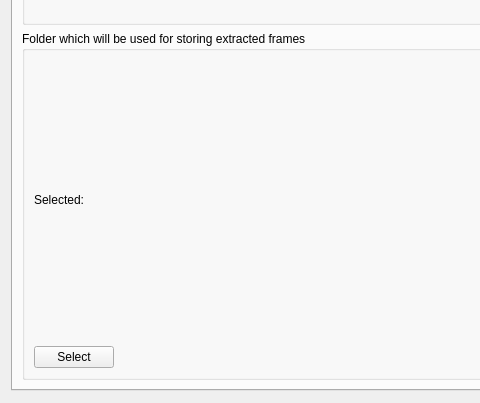
Old version of the form gui/templates/make_deepfake_page.ui in the repository kuzzmak/deepfake; both pictures show x 0 to 480 and y 370 to 773 of the 864 by 773 pixel window.
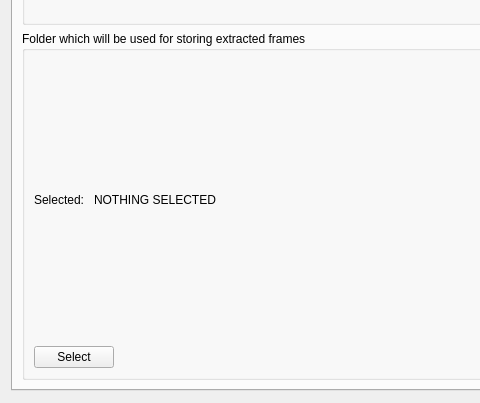
New version of the form.

Commit message: Added label when no folder is selected.

What changed in the file:
```diff
--- a/gui/templates/make_deepfake_page.ui
+++ b/gui/templates/make_deepfake_page.ui
@@ -236,7 +236,7 @@
               <item alignment="Qt::AlignLeft">
                <widget class="QLabel" name="selected_faces_directory_label">
                 <property name="text">
-                 <string/>
+                 <string>NOTHING SELECTED</string>
                 </property>
                </widget>
               </item>
```
The commit also changes 1 other file.
